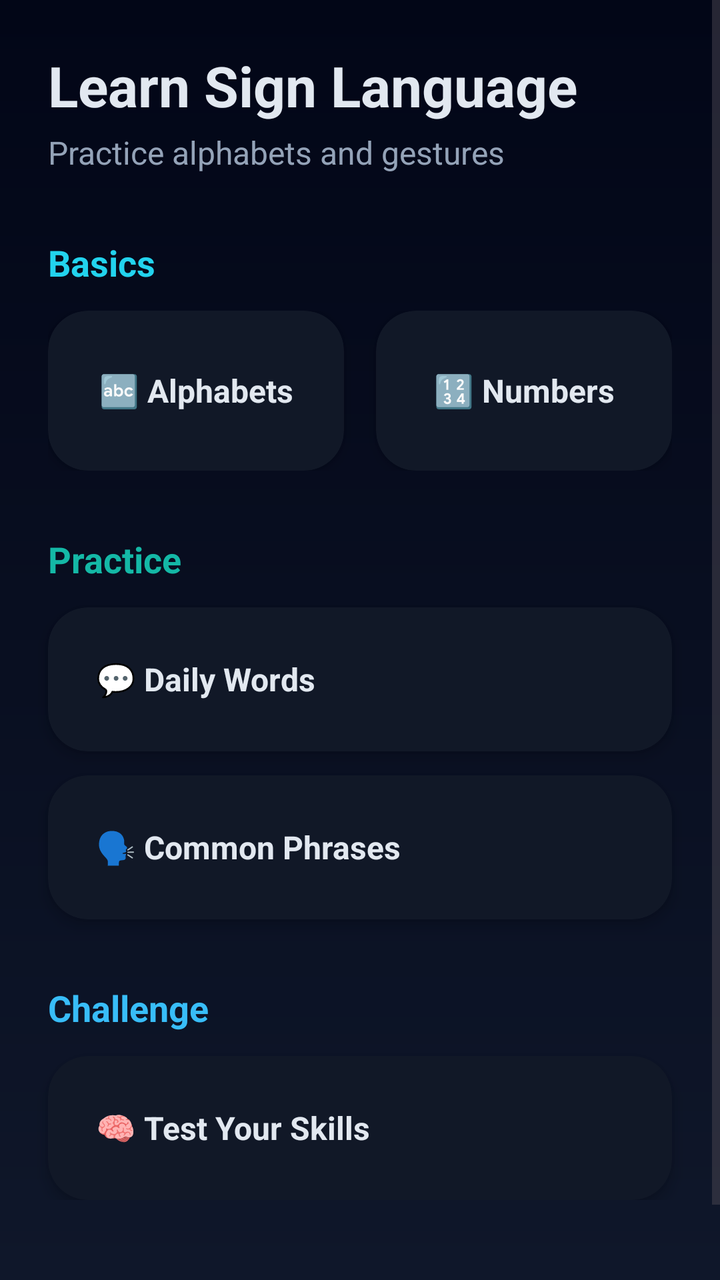
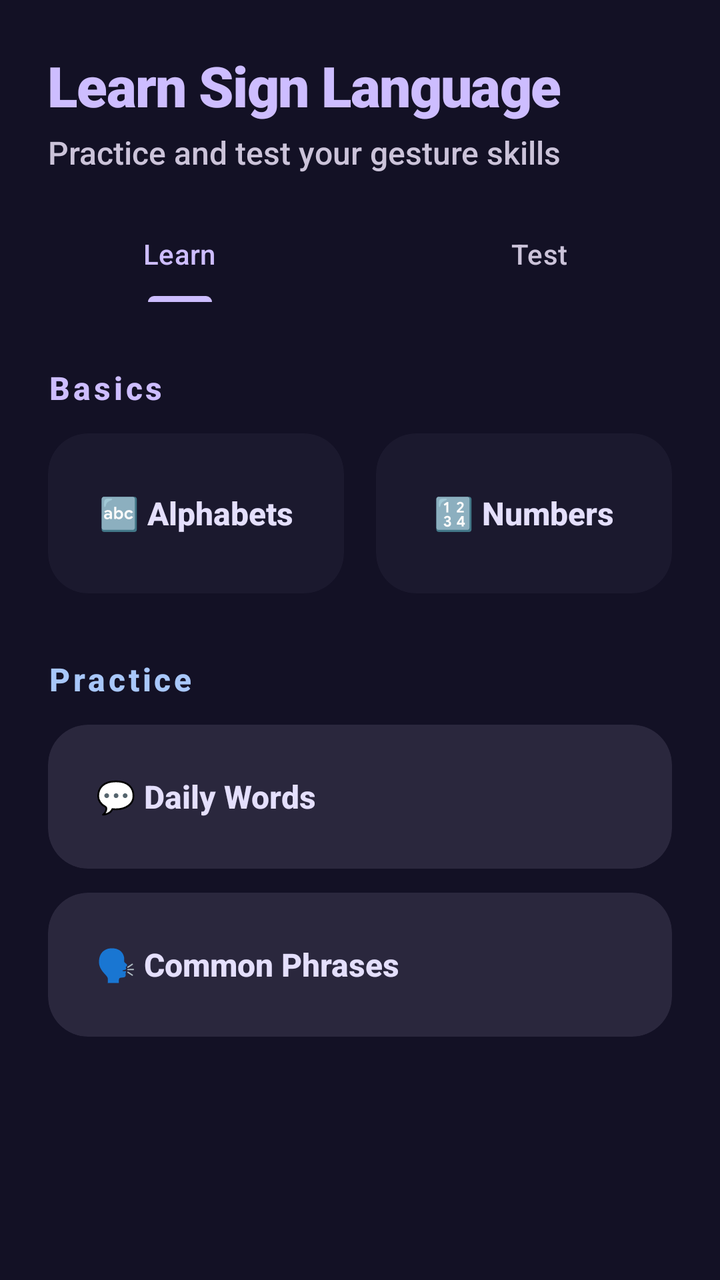

Two renders of the same Android screen: before a commit and after it. Below are the layout's source before the change and the commit's diff.
<!-- AndroidManifest.xml: application theme Theme.SignSpeak -->
<!-- res/layout/fragment_learn_sign_language.xml -->
<?xml version="1.0" encoding="utf-8"?>
<ScrollView xmlns:android="http://schemas.android.com/apk/res/android"
    xmlns:app="http://schemas.android.com/apk/res-auto"
    xmlns:tools="http://schemas.android.com/tools"
    android:layout_width="match_parent"
    android:layout_height="match_parent"
    android:background="@drawable/bg_screen_gradient"
    android:fillViewport="true"
    tools:context=".Fragment.LearnSignLanguageFragment">

    <LinearLayout
        android:layout_width="match_parent"
        android:layout_height="wrap_content"
        android:orientation="vertical"
        android:paddingTop="24dp"
        android:paddingBottom="80dp">

        <TextView
            android:layout_width="match_parent"
            android:layout_height="wrap_content"
            android:text="Learn Sign Language"
            android:textSize="28sp"
            android:textStyle="bold"
            android:textColor="@color/colorTextPrimary"
            android:layout_marginStart="24dp"
            android:layout_marginEnd="24dp" />

        <TextView
            android:layout_width="match_parent"
            android:layout_height="wrap_content"
            android:text="Practice alphabets and gestures"
            android:textSize="16sp"
            android:textColor="@color/colorTextSecondary"
            android:layout_marginStart="24dp"
            android:layout_marginEnd="24dp"
            android:layout_marginTop="4dp" />

        
        <TextView
            android:layout_width="wrap_content"
            android:layout_height="wrap_content"
            android:text="Basics"
            android:textSize="18sp"
            android:textStyle="bold"
            android:textColor="@color/colorPrimary"
            android:layout_marginStart="24dp"
            android:layout_marginTop="32dp" />

        <LinearLayout
            android:layout_width="match_parent"
            android:layout_height="wrap_content"
            android:orientation="horizontal"
            android:layout_marginStart="24dp"
            android:layout_marginEnd="24dp"
            android:layout_marginTop="12dp">

            <androidx.cardview.widget.CardView
                android:id="@+id/btnAlphabets"
                android:layout_width="0dp"
                android:layout_height="80dp"
                android:layout_weight="1"
                android:layout_marginEnd="8dp"
                app:cardCornerRadius="20dp"
                app:cardElevation="4dp"
                app:cardBackgroundColor="@color/colorCard">
                <TextView
                    android:layout_width="match_parent"
                    android:layout_height="match_parent"
                    android:text="🔤 Alphabets"
                    android:gravity="center"
                    android:textColor="@color/colorTextPrimary"
                    android:textSize="16sp"
                    android:textStyle="bold" />
            </androidx.cardview.widget.CardView>

            <androidx.cardview.widget.CardView
                android:id="@+id/btnNumbers"
                android:layout_width="0dp"
                android:layout_height="80dp"
                android:layout_weight="1"
                android:layout_marginStart="8dp"
                app:cardCornerRadius="20dp"
                app:cardElevation="4dp"
                app:cardBackgroundColor="@color/colorCard">
                <TextView
                    android:layout_width="match_parent"
                    android:layout_height="match_parent"
                    android:text="🔢 Numbers"
                    android:gravity="center"
                    android:textColor="@color/colorTextPrimary"
                    android:textSize="16sp"
                    android:textStyle="bold" />
            </androidx.cardview.widget.CardView>
        </LinearLayout>

        
        <TextView
            android:layout_width="wrap_content"
            android:layout_height="wrap_content"
            android:text="Practice"
            android:textSize="18sp"
            android:textStyle="bold"
            android:textColor="@color/colorSecondary"
            android:layout_marginStart="24dp"
            android:layout_marginTop="32dp" />

        <androidx.cardview.widget.CardView
            android:id="@+id/btnDailyWords"
            android:layout_width="match_parent"
            android:layout_height="72dp"
            android:layout_marginStart="24dp"
            android:layout_marginEnd="24dp"
            android:layout_marginTop="12dp"
            app:cardCornerRadius="20dp"
            app:cardElevation="4dp"
            app:cardBackgroundColor="@color/colorCard">
            <TextView
                android:layout_width="match_parent"
                android:layout_height="match_parent"
                android:text="💬 Daily Words"
                android:gravity="center_vertical"
                android:paddingStart="24dp"
                android:textColor="@color/colorTextPrimary"
                android:textSize="16sp"
                android:textStyle="bold" />
        </androidx.cardview.widget.CardView>

        <androidx.cardview.widget.CardView
            android:id="@+id/btnCommonPhrases"
            android:layout_width="match_parent"
            android:layout_height="72dp"
            android:layout_marginStart="24dp"
            android:layout_marginEnd="24dp"
            android:layout_marginTop="12dp"
            app:cardCornerRadius="20dp"
            app:cardElevation="4dp"
            app:cardBackgroundColor="@color/colorCard">
            <TextView
                android:layout_width="match_parent"
                android:layout_height="match_parent"
                android:text="🗣 Common Phrases"
                android:gravity="center_vertical"
                android:paddingStart="24dp"
                android:textColor="@color/colorTextPrimary"
                android:textSize="16sp"
                android:textStyle="bold" />
        </androidx.cardview.widget.CardView>

        
        <TextView
            android:layout_width="wrap_content"
            android:layout_height="wrap_content"
            android:text="Challenge"
            android:textSize="18sp"
            android:textStyle="bold"
            android:textColor="@color/colorAccent"
            android:layout_marginStart="24dp"
            android:layout_marginTop="32dp" />

        <androidx.cardview.widget.CardView
            android:id="@+id/btnTestSkills"
            android:layout_width="match_parent"
            android:layout_height="72dp"
            android:layout_marginStart="24dp"
            android:layout_marginEnd="24dp"
            android:layout_marginTop="12dp"
            app:cardCornerRadius="20dp"
            app:cardElevation="4dp"
            app:cardBackgroundColor="@color/colorCard">
            <TextView
                android:layout_width="match_parent"
                android:layout_height="match_parent"
                android:text="🧠 Test Your Skills"
                android:gravity="center_vertical"
                android:paddingStart="24dp"
                android:textColor="@color/colorTextPrimary"
                android:textSize="16sp"
                android:textStyle="bold" />
        </androidx.cardview.widget.CardView>

    </LinearLayout>
</ScrollView>
<!-- resources referenced by this layout -->
<resources>
  <color name="colorAccent">#38BDF8</color>
  <color name="colorCard">#111827</color>
  <color name="colorPrimary">#22D3EE</color>
  <color name="colorSecondary">#14B8A6</color>
  <color name="colorTextPrimary">#E2E8F0</color>
  <color name="colorTextSecondary">#94A3B8</color>
  <!-- drawable bg_screen_gradient (drawable) -->
  <?xml version="1.0" encoding="utf-8"?>
  <shape xmlns:android="http://schemas.android.com/apk/res/android"
      android:shape="rectangle">
      <gradient
          android:startColor="#0F172A"
          android:endColor="#020617"
          android:angle="90"/>
  </shape>
  <style name="Theme.SignSpeak" parent="Base.Theme.SignSpeak" />
  <style name="Base.Theme.SignSpeak" parent="Theme.Material3.DayNight.NoActionBar">
          
          
      </style>
</resources>

<!-- the commit's change to res/layout/fragment_learn_sign_language.xml (unified diff, before → after) -->
@@ -1,11 +1,11 @@
 <?xml version="1.0" encoding="utf-8"?>
-<ScrollView xmlns:android="http://schemas.android.com/apk/res/android"
+<LinearLayout xmlns:android="http://schemas.android.com/apk/res/android"
     xmlns:app="http://schemas.android.com/apk/res-auto"
     xmlns:tools="http://schemas.android.com/tools"
     android:layout_width="match_parent"
     android:layout_height="match_parent"
-    android:background="@drawable/bg_screen_gradient"
-    android:fillViewport="true"
+    android:background="#131125"
+    android:orientation="vertical"
     tools:context=".Fragment.LearnSignLanguageFragment">
 
     <LinearLayout
@@ -13,7 +13,7 @@
         android:layout_height="wrap_content"
         android:orientation="vertical"
         android:paddingTop="24dp"
-        android:paddingBottom="80dp">
+        android:paddingBottom="16dp">
 
         <TextView
             android:layout_width="match_parent"
@@ -21,162 +21,248 @@
             android:text="Learn Sign Language"
             android:textSize="28sp"
             android:textStyle="bold"
-            android:textColor="@color/colorTextPrimary"
+            android:textColor="#CDBDFF"
+            android:fontFamily="sans-serif-black"
+            android:letterSpacing="-0.02"
             android:layout_marginStart="24dp"
             android:layout_marginEnd="24dp" />
 
         <TextView
             android:layout_width="match_parent"
             android:layout_height="wrap_content"
-            android:text="Practice alphabets and gestures"
+            android:text="Practice and test your gesture skills"
             android:textSize="16sp"
-            android:textColor="@color/colorTextSecondary"
+            android:textColor="#CBC3D9"
             android:layout_marginStart="24dp"
             android:layout_marginEnd="24dp"
             android:layout_marginTop="4dp" />
-
+            
+    </LinearLayout>
+
+    <com.google.android.material.tabs.TabLayout
+        android:id="@+id/tabLayout"
+        android:layout_width="match_parent"
+        android:layout_height="wrap_content"
+        android:background="#131125"
+        app:tabTextColor="#CBC3D9"
+        app:tabSelectedTextColor="#CDBDFF"
+        app:tabIndicatorColor="#CDBDFF"
+        app:tabIndicatorHeight="3dp"
+        app:tabGravity="fill"
+        app:tabMode="fixed">
         
-        <TextView
+        <com.google.android.material.tabs.TabItem
             android:layout_width="wrap_content"
             android:layout_height="wrap_content"
-            android:text="Basics"
-            android:textSize="18sp"
-            android:textStyle="bold"
-            android:textColor="@color/colorPrimary"
-            android:layout_marginStart="24dp"
-            android:layout_marginTop="32dp" />
-
-        <LinearLayout
-            android:layout_width="match_parent"
-            android:layout_height="wrap_content"
-            android:orientation="horizontal"
-            android:layout_marginStart="24dp"
-            android:layout_marginEnd="24dp"
-            android:layout_marginTop="12dp">
-
-            <androidx.cardview.widget.CardView
-                android:id="@+id/btnAlphabets"
-                android:layout_width="0dp"
-                android:layout_height="80dp"
-                android:layout_weight="1"
-                android:layout_marginEnd="8dp"
-                app:cardCornerRadius="20dp"
-                app:cardElevation="4dp"
-                app:cardBackgroundColor="@color/colorCard">
+            android:text="Learn" />
+
+        <com.google.android.material.tabs.TabItem
+            android:layout_width="wrap_content"
+            android:layout_height="wrap_content"
+            android:text="Test" />
+    </com.google.android.material.tabs.TabLayout>
+
+    <FrameLayout
+        android:layout_width="match_parent"
+        android:layout_height="match_parent">
+
+        
+        <ScrollView
+            android:id="@+id/learnContainer"
+            android:layout_width="match_parent"
+            android:layout_height="match_parent"
+            android:fillViewport="true"
+            android:clipToPadding="false"
+            android:paddingBottom="80dp">
+
+            <LinearLayout
+                android:layout_width="match_parent"
+                android:layout_height="wrap_content"
+                android:orientation="vertical"
+                android:paddingTop="16dp">
+
+                
                 <TextView
-                    android:layout_width="match_parent"
-                    android:layout_height="match_parent"
-                    android:text="🔤 Alphabets"
-                    android:gravity="center"
-                    android:textColor="@color/colorTextPrimary"
+                    android:layout_width="wrap_content"
+                    android:layout_height="wrap_content"
+                    android:text="Basics"
                     android:textSize="16sp"
-                    android:textStyle="bold" />
-            </androidx.cardview.widget.CardView>
-
-            <androidx.cardview.widget.CardView
-                android:id="@+id/btnNumbers"
-                android:layout_width="0dp"
-                android:layout_height="80dp"
-                android:layout_weight="1"
-                android:layout_marginStart="8dp"
-                app:cardCornerRadius="20dp"
-                app:cardElevation="4dp"
-                app:cardBackgroundColor="@color/colorCard">
+                    android:textStyle="bold"
+                    android:textColor="#CDBDFF"
+                    android:letterSpacing="0.1"
+                    android:layout_marginStart="24dp"
+                    android:layout_marginTop="16dp" />
+
+                <LinearLayout
+                    android:layout_width="match_parent"
+                    android:layout_height="wrap_content"
+                    android:orientation="horizontal"
+                    android:layout_marginStart="24dp"
+                    android:layout_marginEnd="24dp"
+                    android:layout_marginTop="12dp">
+
+                    <androidx.cardview.widget.CardView
+                        android:id="@+id/btnAlphabets"
+                        android:layout_width="0dp"
+                        android:layout_height="80dp"
+                        android:layout_weight="1"
+                        android:layout_marginEnd="8dp"
+                        app:cardCornerRadius="20dp"
+                        app:cardElevation="0dp"
+                        app:cardBackgroundColor="#1B192E">
+                        <TextView
+                            android:layout_width="match_parent"
+                            android:layout_height="match_parent"
+                            android:text="🔤 Alphabets"
+                            android:gravity="center"
+                            android:textColor="#E4DFFC"
+                            android:textSize="16sp"
+                            android:textStyle="bold" />
+                    </androidx.cardview.widget.CardView>
+
+                    <androidx.cardview.widget.CardView
+                        android:id="@+id/btnNumbers"
+                        android:layout_width="0dp"
+                        android:layout_height="80dp"
+                        android:layout_weight="1"
+                        android:layout_marginStart="8dp"
+                        app:cardCornerRadius="20dp"
+                        app:cardElevation="0dp"
+                        app:cardBackgroundColor="#1B192E">
+                        <TextView
+                            android:layout_width="match_parent"
+                            android:layout_height="match_parent"
+                            android:text="🔢 Numbers"
+                            android:gravity="center"
+                            android:textColor="#E4DFFC"
+                            android:textSize="16sp"
+                            android:textStyle="bold" />
+                    </androidx.cardview.widget.CardView>
+                </LinearLayout>
+
+                
                 <TextView
-                    android:layout_width="match_parent"
-                    android:layout_height="match_parent"
-                    android:text="🔢 Numbers"
-                    android:gravity="center"
-                    android:textColor="@color/colorTextPrimary"
+                    android:layout_width="wrap_content"
+                    android:layout_height="wrap_content"
+                    android:text="Practice"
                     android:textSize="16sp"
-                    android:textStyle="bold" />
-            </androidx.cardview.widget.CardView>
-        </LinearLayout>
+                    android:textStyle="bold"
+                    android:textColor="#A8C7FA"
+                    android:letterSpacing="0.1"
+                    android:layout_marginStart="24dp"
+                    android:layout_marginTop="32dp" />
+
+                <androidx.cardview.widget.CardView
+                    android:id="@+id/btnDailyWords"
+                    android:layout_width="match_parent"
+                    android:layout_height="72dp"
+                    android:layout_marginStart="24dp"
+                    android:layout_marginEnd="24dp"
+                    android:layout_marginTop="12dp"
+                    app:cardCornerRadius="20dp"
+                    app:cardElevation="0dp"
+                    app:cardBackgroundColor="#2A273D">
+                    <TextView
+                        android:layout_width="match_parent"
+                        android:layout_height="match_parent"
+                        android:text="💬 Daily Words"
+                        android:gravity="center_vertical"
+                        android:paddingStart="24dp"
+                        android:textColor="#E4DFFC"
+                        android:textSize="16sp"
+                        android:textStyle="bold" />
+                </androidx.cardview.widget.CardView>
+
+                <androidx.cardview.widget.CardView
+                    android:id="@+id/btnCommonPhrases"
+                    android:layout_width="match_parent"
+                    android:layout_height="72dp"
+                    android:layout_marginStart="24dp"
+                    android:layout_marginEnd="24dp"
+                    android:layout_marginTop="12dp"
+                    app:cardCornerRadius="20dp"
+                    app:cardElevation="0dp"
+                    app:cardBackgroundColor="#2A273D">
+                    <TextView
+                        android:layout_width="match_parent"
+                        android:layout_height="match_parent"
+                        android:text="🗣 Common Phrases"
+                        android:gravity="center_vertical"
+                        android:paddingStart="24dp"
+                        android:textColor="#E4DFFC"
+                        android:textSize="16sp"
+                        android:textStyle="bold" />
+                </androidx.cardview.widget.CardView>
+
+            </LinearLayout>
+        </ScrollView>
 
         
-        <TextView
-            android:layout_width="wrap_content"
-            android:layout_height="wrap_content"
-            android:text="Practice"
-            android:textSize="18sp"
-            android:textStyle="bold"
-            android:textColor="@color/colorSecondary"
-            android:layout_marginStart="24dp"
-            android:layout_marginTop="32dp" />
-
-        <androidx.cardview.widget.CardView
-            android:id="@+id/btnDailyWords"
-            android:layout_width="match_parent"
-            android:layout_height="72dp"
-            android:layout_marginStart="24dp"
-            android:layout_marginEnd="24dp"
-            android:layout_marginTop="12dp"
-            app:cardCornerRadius="20dp"
-            app:cardElevation="4dp"
-            app:cardBackgroundColor="@color/colorCard">
-            <TextView
+        <ScrollView
+            android:id="@+id/testContainer"
+            android:layout_width="match_parent"
+            android:layout_height="match_parent"
+            android:visibility="gone"
+            android:fillViewport="true"
+            android:clipToPadding="false"
+            android:paddingBottom="80dp">
+
+            <LinearLayout
                 android:layout_width="match_parent"
-                android:layout_height="match_parent"
-                android:text="💬 Daily Words"
-                android:gravity="center_vertical"
-                android:paddingStart="24dp"
-                android:textColor="@color/colorTextPrimary"
-                android:textSize="16sp"
-                android:textStyle="bold" />
-        </androidx.cardview.widget.CardView>
-
-        <androidx.cardview.widget.CardView
-            android:id="@+id/btnCommonPhrases"
-            android:layout_width="match_parent"
-            android:layout_height="72dp"
-            android:layout_marginStart="24dp"
-            android:layout_marginEnd="24dp"
-            android:layout_marginTop="12dp"
-            app:cardCornerRadius="20dp"
-            app:cardElevation="4dp"
-            app:cardBackgroundColor="@color/colorCard">
-            <TextView
-                android:layout_width="match_parent"
-                android:layout_height="match_parent"
-                android:text="🗣 Common Phrases"
-                android:gravity="center_vertical"
-                android:paddingStart="24dp"
-                android:textColor="@color/colorTextPrimary"
-                android:textSize="16sp"
-                android:textStyle="bold" />
-        </androidx.cardview.widget.CardView>
-
-        
-        <TextView
-            android:layout_width="wrap_content"
-            android:layout_height="wrap_content"
-            android:text="Challenge"
-            android:textSize="18sp"
-            android:textStyle="bold"
-            android:textColor="@color/colorAccent"
-            android:layout_marginStart="24dp"
-            android:layout_marginTop="32dp" />
-
-        <androidx.cardview.widget.CardView
-            android:id="@+id/btnTestSkills"
-            android:layout_width="match_parent"
-            android:layout_height="72dp"
-            android:layout_marginStart="24dp"
-            android:layout_marginEnd="24dp"
-            android:layout_marginTop="12dp"
-            app:cardCornerRadius="20dp"
-            app:cardElevation="4dp"
-            app:cardBackgroundColor="@color/colorCard">
-            <TextView
-                android:layout_width="match_parent"
-                android:layout_height="match_parent"
-                android:text="🧠 Test Your Skills"
-                android:gravity="center_vertical"
-                android:paddingStart="24dp"
-                android:textColor="@color/colorTextPrimary"
-                android:textSize="16sp"
-                android:textStyle="bold" />
-        </androidx.cardview.widget.CardView>
-
-    </LinearLayout>
-</ScrollView>
+                android:layout_height="wrap_content"
+                android:orientation="vertical"
+                android:paddingTop="16dp">
+
+                
+                <TextView
+                    android:layout_width="wrap_content"
+                    android:layout_height="wrap_content"
+                    android:text="Challenge"
+                    android:textSize="16sp"
+                    android:textStyle="bold"
+                    android:textColor="#F2B8B5"
+                    android:letterSpacing="0.1"
+                    android:layout_marginStart="24dp"
+                    android:layout_marginTop="16dp" />
+
+                <androidx.cardview.widget.CardView
+                    android:id="@+id/btnTestSkills"
+                    android:layout_width="match_parent"
+                    android:layout_height="96dp"
+                    android:layout_marginStart="24dp"
+                    android:layout_marginEnd="24dp"
+                    android:layout_marginTop="12dp"
+                    app:cardCornerRadius="20dp"
+                    app:cardElevation="0dp"
+                    app:cardBackgroundColor="#2A273D">
+                    
+                    <LinearLayout
+                        android:layout_width="match_parent"
+                        android:layout_height="match_parent"
+                        android:orientation="vertical"
+                        android:gravity="center_vertical"
+                        android:paddingHorizontal="24dp">
+                        
+                        <TextView
+                            android:layout_width="match_parent"
+                            android:layout_height="wrap_content"
+                            android:text="🧠 Test Your Skills"
+                            android:textColor="#E4DFFC"
+                            android:textSize="18sp"
+                            android:textStyle="bold" />
+                            
+                        <TextView
+                            android:layout_width="match_parent"
+                            android:layout_height="wrap_content"
+                            android:text="Take an AI-powered camera quiz to verify your progress"
+                            android:textColor="#CBC3D9"
+                            android:textSize="12sp"
+                            android:layout_marginTop="4dp" />
+                    </LinearLayout>
+                </androidx.cardview.widget.CardView>
+                
+            </LinearLayout>
+        </ScrollView>
+
+    </FrameLayout>
+</LinearLayout>
<!-- resource entries referenced after the edit -->
@@ -1,24 +1,30 @@
 <!-- resources referenced by this layout -->
 <resources>
-  <color name="colorAccent">#38BDF8</color>
-  <color name="colorCard">#111827</color>
-  <color name="colorPrimary">#22D3EE</color>
-  <color name="colorSecondary">#14B8A6</color>
-  <color name="colorTextPrimary">#E2E8F0</color>
-  <color name="colorTextSecondary">#94A3B8</color>
-  <!-- drawable bg_screen_gradient (drawable) -->
-  <?xml version="1.0" encoding="utf-8"?>
-  <shape xmlns:android="http://schemas.android.com/apk/res/android"
-      android:shape="rectangle">
-      <gradient
-          android:startColor="#0F172A"
-          android:endColor="#020617"
-          android:angle="90"/>
-  </shape>
+  <color name="colorPrimary">#6366F1</color>
+  <color name="colorOnPrimary">#0B1120</color>
+  <color name="colorPrimaryContainer">#3730A3</color>
+  <color name="colorSecondary">#3B82F6</color>
+  <color name="colorBackground">#0B1120</color>
+  <color name="colorOnSurface">#F8FAFC</color>
+  <color name="colorSurfaceVariant">#1E293B</color>
+  <color name="colorOnSurfaceVariant">#818CF8</color>
+  <color name="colorOutline">#475569</color>
   <style name="Theme.SignSpeak" parent="Base.Theme.SignSpeak" />
   <style name="Base.Theme.SignSpeak" parent="Theme.Material3.DayNight.NoActionBar">
-          
-          
+          <item name="colorPrimary">@color/colorPrimary</item>
+          <item name="colorOnPrimary">@color/colorOnPrimary</item>
+          <item name="colorPrimaryContainer">@color/colorPrimaryContainer</item>
+          <item name="colorSecondary">@color/colorSecondary</item>
+          <item name="colorSurface">@color/colorBackground</item>
+          <item name="colorOnSurface">@color/colorOnSurface</item>
+          <item name="colorSurfaceVariant">@color/colorSurfaceVariant</item>
+          <item name="colorOnSurfaceVariant">@color/colorOnSurfaceVariant</item>
+          <item name="colorOutline">@color/colorOutline</item>
+          <item name="android:colorBackground">@color/colorBackground</item>
+          <item name="android:statusBarColor">@color/colorBackground</item>
+          <item name="android:navigationBarColor">@color/colorBackground</item>
+          <item name="android:windowLightStatusBar">false</item>
+          <item name="android:fontFamily">sans-serif-medium</item>
       </style>
 </resources>
 
